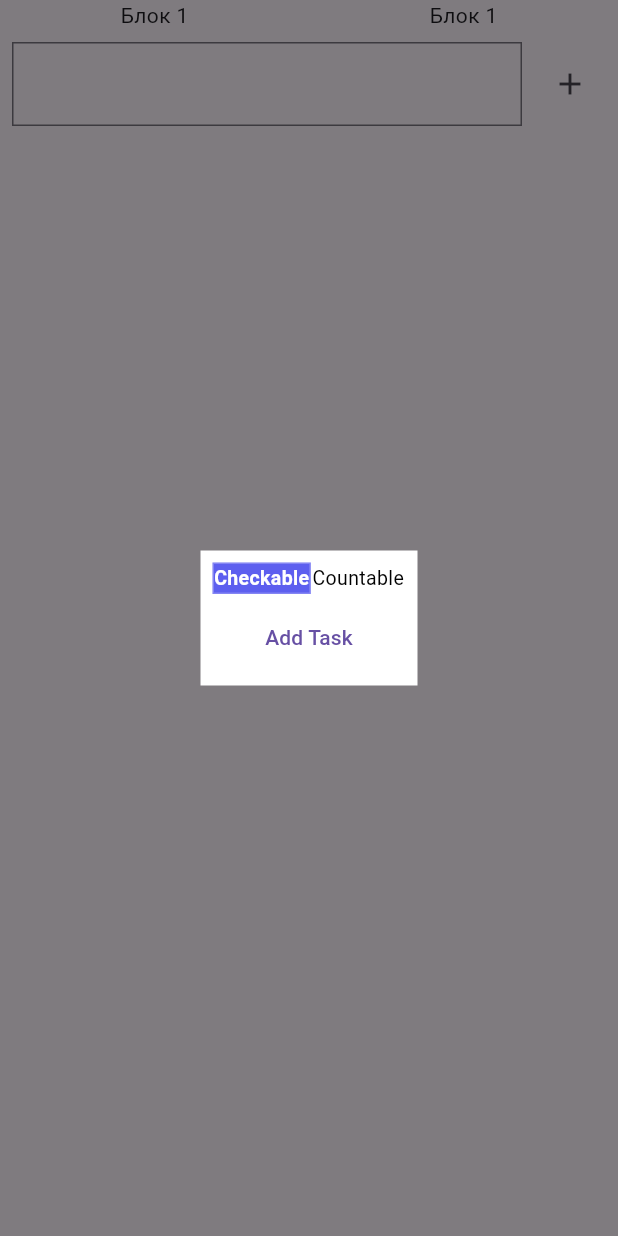
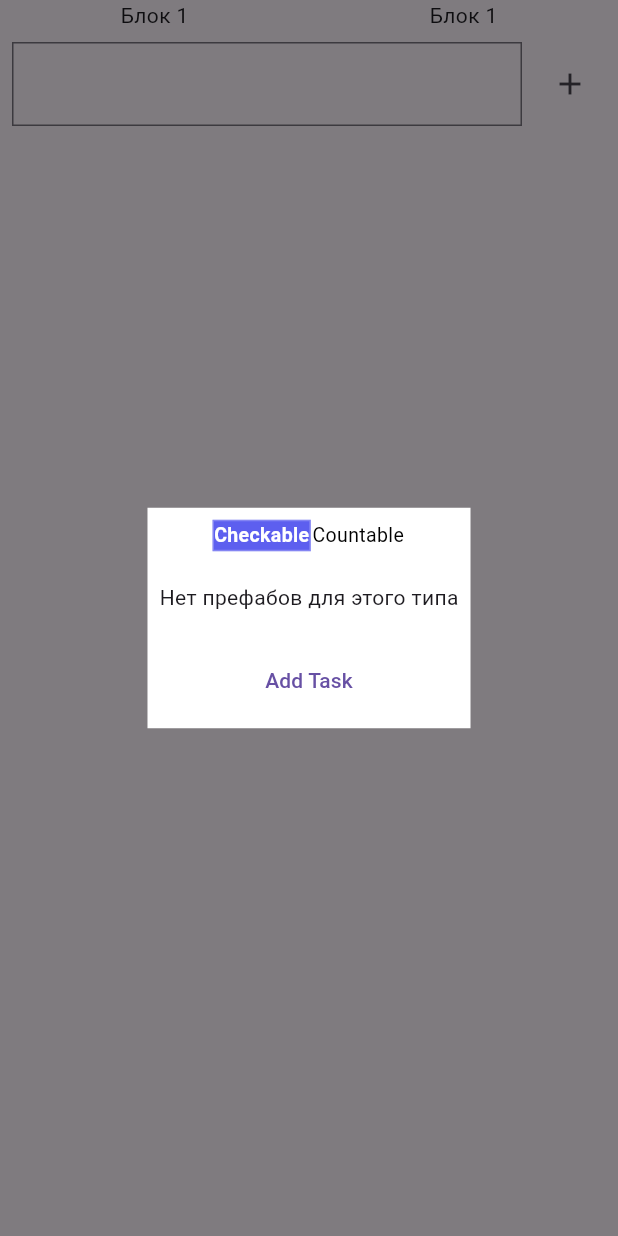
Before and after one commit to iizqm/substructure_daily, a Flutter app: the screen it shows after launch, after a tap on the "add" icon, on a phone screen of 412 x 824 dp. Run offline on Flutter 3.47's test engine with Material 3 defaults, Android fonts, the phone set to English and light mode, and no system bars; our stand-ins replace bloc, flutter_bloc, isar; accounts and stored records are empty; generated files the repository leaves out were written again.

Commit message:
feature(ui): selecting score values from prefabs

```diff
--- a/lib/main.dart
+++ b/lib/main.dart
@@ -1,9 +1,10 @@
 import 'package:flutter/material.dart';
 import 'package:flutter_bloc/flutter_bloc.dart';
+
 import 'app_bloc_observer.dart';
 import 'ui/screens/today_screen.dart';
-
 import 'data/isar_service.dart';
+import 'data/prefab_repository.dart';
 import 'data/task_repository.dart';
 
 void main() async {
@@ -15,6 +16,14 @@ void main() async {
   await isarService.init();
 
   final taskRepository = TaskRepository(isarService.isar);
+  final prefabRepository = PrefabRepository(isarService.isar);
 
-  runApp(MaterialApp(home: TodayScreen(taskRepository)));
+  runApp(
+    MaterialApp(
+      home: TodayScreen(
+        taskRepository: taskRepository,
+        prefabRepository: prefabRepository,
+      ),
+    ),
+  );
 }
--- a/lib/ui/screens/today_screen.dart
+++ b/lib/ui/screens/today_screen.dart
@@ -1,19 +1,31 @@
 import 'package:flutter/material.dart';
 import 'package:flutter_bloc/flutter_bloc.dart';
 
+import '../../cubits/prefab/prefab_cubit.dart';
+import '../../data/prefab_repository.dart';
 import '../../data/task_repository.dart';
 import 'today_view.dart';
 import '../../cubits/today/today_cubit.dart';
 
 class TodayScreen extends StatelessWidget {
   final TaskRepository taskRepository;
+  final PrefabRepository prefabRepository;
 
-  const TodayScreen(this.taskRepository, {super.key});
+  const TodayScreen({
+    super.key,
+    required this.taskRepository,
+    required this.prefabRepository,
+  });
 
   @override
   Widget build(BuildContext contaxt) {
-    return BlocProvider(
-      create: (_) => TodayCubit(taskRepository)..loadTasks(),
+    return MultiBlocProvider(
+      providers: [
+        BlocProvider(create: (_) => TodayCubit(taskRepository)..loadTasks()),
+        BlocProvider(
+          create: (_) => PrefabCubit(prefabRepository)..loadPrefabs(),
+        ),
+      ],
       child: TodayView(),
     );
   }
--- a/lib/ui/widgets/add_task_dialog.dart
+++ b/lib/ui/widgets/add_task_dialog.dart
@@ -1,6 +1,8 @@
 import 'package:flutter/material.dart';
 import 'package:flutter_bloc/flutter_bloc.dart';
+import 'package:substructure_daily/cubits/prefab/prefab_cubit.dart';
 
+import '../../models/value_prefab.dart';
 import '../../cubits/today/today_cubit.dart';
 import 'segmented_switch.dart';
 import '../../models/task_type.dart';
@@ -21,10 +23,18 @@ class AddTaskDialog extends StatefulWidget {
 
 class _AddTaskDialogState extends State<AddTaskDialog> {
   TaskType selectedType = TaskType.checkable;
+  ValuePrefab? selectedPrefab;
 
   @override
   Widget build(BuildContext context) {
+    final prefabs = context
+        .select((PrefabCubit cubit) => cubit.state.prefabs)
+        .where((prefab) => (prefab.type == selectedType))
+        .toList();
+
     return Center(
+      child: ConstrainedBox(
+        constraints: const BoxConstraints(maxWidth: 320, maxHeight: 420),
         child: Container(
           decoration: const BoxDecoration(color: Colors.white),
           child: Padding(
@@ -51,15 +61,57 @@ class _AddTaskDialogState extends State<AddTaskDialog> {
                     });
                   },
                 ),
+                if (prefabs.isEmpty)
+                  const Padding(
+                    padding: EdgeInsets.symmetric(vertical: 16),
+                    child: Text('Нет префабов для этого типа'),
+                  )
+                else
+                  Flexible(
+                    child: ListView.builder(
+                      shrinkWrap: true,
+                      itemCount: prefabs.length,
+                      itemBuilder: (context, index) {
+                        final prefab = prefabs[index];
+                        final isSelected = selectedPrefab?.id == prefab.id;
+                        return ListTile(
+                          selected: isSelected,
+                          title: Text(prefab.title),
+                          subtitle: Text(
+                            prefab.subValue > 0
+                                ? '${prefab.value} / ${prefab.subValue}'
+                                : '${prefab.value}',
+                            style: TextStyle(
+                              fontSize: 13,
+                              fontWeight: prefab == selectedPrefab
+                                  ? FontWeight.bold
+                                  : FontWeight.normal,
+                              color: prefab == selectedPrefab
+                                  ? Colors.black
+                                  : Colors.blueGrey,
+                            ),
+                          ),
+                          onTap: () {
+                            setState(() {
+                              selectedPrefab = prefab;
+                            });
+                          },
+                        );
+                      },
+                    ),
+                  ),
                 TextButton(
                   onPressed: () {
+                    if (selectedPrefab != null) {
                       context.read<TodayCubit>().addTask(
                         title: widget.taskTitle,
                         type: selectedType,
-                    value: 10,
+                        value: selectedPrefab!.value,
+                        subValue: selectedPrefab!.subValue,
                       );
                       widget.textEditingController.clear();
                       Navigator.of(context).pop();
+                    }
                   },
                   child: Text('Add Task'),
                 ),
@@ -67,6 +119,7 @@ class _AddTaskDialogState extends State<AddTaskDialog> {
             ),
           ),
         ),
+      ),
     );
   }
 }
--- a/lib/ui/widgets/add_task_widget.dart
+++ b/lib/ui/widgets/add_task_widget.dart
@@ -1,6 +1,7 @@
 import 'package:flutter/material.dart';
 import 'package:flutter_bloc/flutter_bloc.dart';
 
+import '../../cubits/prefab/prefab_cubit.dart';
 import '../../cubits/today/today_cubit.dart';
 import 'add_task_dialog.dart';
 
@@ -20,8 +21,11 @@ class _AddTaskWidgetState extends State<AddTaskWidget> {
       barrierDismissible: true,
       barrierLabel: 'Close',
       pageBuilder: (dialogContext, _, _) {
-        return BlocProvider.value(
-          value: context.read<TodayCubit>(),
+        return MultiBlocProvider(
+          providers: [
+            BlocProvider.value(value: context.read<TodayCubit>()),
+            BlocProvider.value(value: context.read<PrefabCubit>()),
+          ],
           child: Center(
             child: Material(
               type: MaterialType.transparency,
```
Lines whose indentation alone changed are shown as unchanged.
